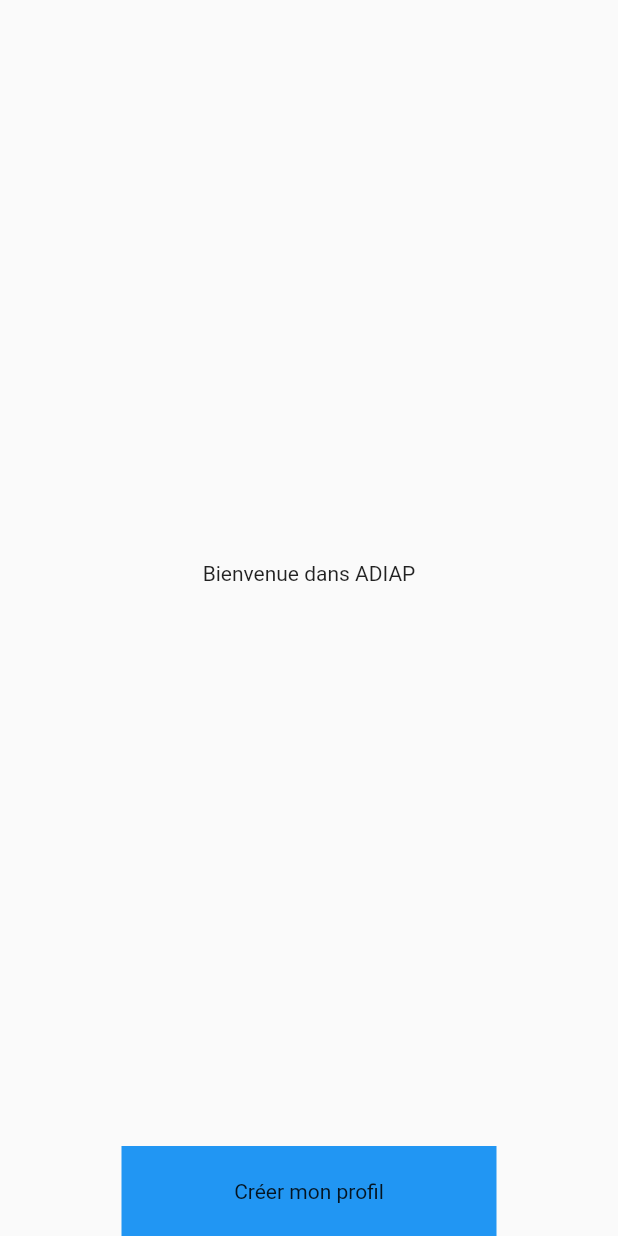
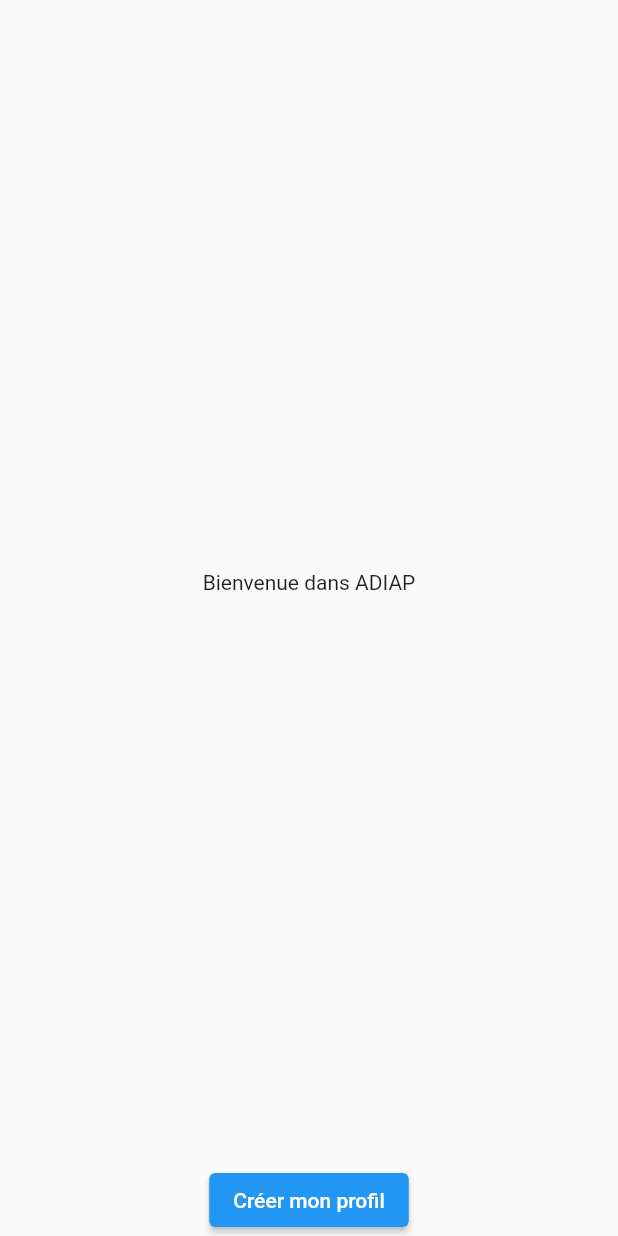
Before and after one commit to Skizaat/ADIAP-Project, a Flutter app: the screen it shows after launch, on a phone screen of 412 x 824 dp. Run offline on Flutter 3.47's test engine with Material 2 defaults, Android fonts, the phone set to English and light mode, and no system bars.

Commit message:
add a navigating route and understood layouts, still to do a better file organization

```diff
--- a/lib/main.dart
+++ b/lib/main.dart
@@ -3,46 +3,15 @@
 // found in the LICENSE file.
 
 import 'package:flutter/material.dart';
+import 'welcome_screen.dart';
 
 
-class MyScaffold extends StatelessWidget {
-  const MyScaffold({Key? key}) : super(key: key);
-
-  @override
-  Widget build(BuildContext context) {
-    // Material is a conceptual piece
-    // of paper on which the UI appears.
-    return Material(
-      // Column is a vertical, linear layout.
-      child: Column(
-        children: [
-              const Expanded(
-                child: Center(
-                  child: Text('Bienvenue dans ADIAP')
-                ),
-              ),
-
-              Container(
-                height: 60,
-                width: 250,
-                padding: const EdgeInsets.symmetric(horizontal: 8.0),
-                decoration: BoxDecoration(color: Colors.blue[500]),
-                alignment: Alignment.center,
-                child: Text('Créer mon profil')
-              )
-            ],
-          ),
-      );
-  }
-}
 
 void main() {
   runApp(
     const MaterialApp(
       title: 'My app', // used by the OS task switcher
-      home: SafeArea(
-        child: MyScaffold(),
-      ),
+      home: WelcomeRoute(),
     ),
   );
 }
--- /dev/null
+++ b/lib/welcome_screen.dart
@@ -0,0 +1,47 @@
+import 'package:adiap/main_screen.dart';
+import 'package:flutter/material.dart';
+
+class MyScaffold extends StatelessWidget {
+  const MyScaffold({Key? key}) : super(key: key);
+
+  @override
+  Widget build(BuildContext context) {
+    // Material is a conceptual piece
+    // of paper on which the UI appears.
+    return Material(
+      // Column is a vertical, linear layout.
+      child: Column(
+        children: [
+          const Expanded(
+            child: Center(
+                child: Text('Bienvenue dans ADIAP')
+            ),
+          ),
+          ElevatedButton(
+              child: const Text('Créer mon profil'),
+              onPressed: () {
+                Navigator.push(context, MaterialPageRoute(builder: (context) => const MainRoute()));
+              }
+          ),
+          /*Container(
+              height: 60,
+              width: 250,
+              padding: const EdgeInsets.symmetric(horizontal: 8.0),
+              decoration: BoxDecoration(color: Colors.blue[500]),
+              alignment: Alignment.center,
+              child: Text('Créer mon profil')
+          ) */
+        ],
+      ),
+    );
+  }
+}
+
+class WelcomeRoute extends StatelessWidget {
+  const WelcomeRoute({Key? key}) : super(key: key);
+
+  @override
+  Widget build(BuildContext context) {
+    return const MyScaffold();
+  }
+}
```
Also changed, not shown: lib/main_screen.dart (added, +11 -0 lines), lib/activity_screen.dart (deleted).
